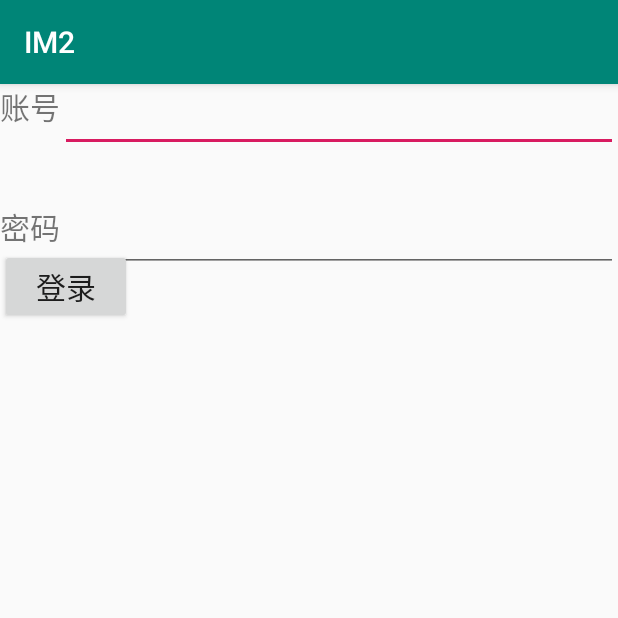
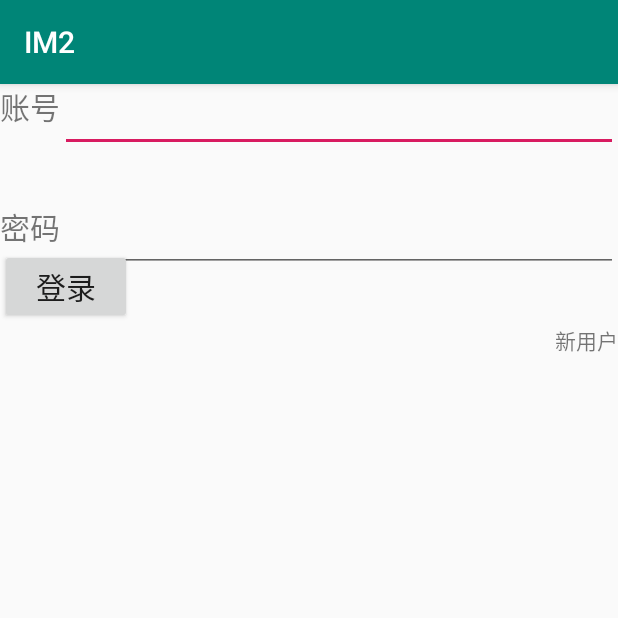
Before and after one commit to fzu221801328/im2, an Android app: the screen it shows after launch (LoginActivity), on a phone screen of 412 x 824 dp, the top half of it. Run offline under Robolectric (Android 15) with nearby library versions, the light colour scheme and no system bars; 3 statements that could not run were skipped.

Commit message:
登陆界面布局补充

```diff
--- a/IM2/app/src/main/java/com/example/im2/app/IMApplication.kt
+++ b/IM2/app/src/main/java/com/example/im2/app/IMApplication.kt
@@ -9,8 +9,7 @@ class IMApplication:Application() {
     override fun onCreate() {
         super.onCreate()
 
-
-//初始化
+//环信sdk初始化
         EMClient.getInstance().init(applicationContext,EMOptions());
 //在做打包混淆时，关闭debug模式，避免消耗不必要的资源
         EMClient.getInstance().setDebugMode(BuildConfig.DEBUG);
--- a/IM2/app/src/main/res/layout/activity_login.xml
+++ b/IM2/app/src/main/res/layout/activity_login.xml
@@ -38,6 +38,8 @@
         android:layout_width="match_parent"
         android:layout_height="wrap_content"
         android:layout_toRightOf="@+id/account_word"
+        android:inputType="text"
+        android:imeOptions="actionNext"
         />
 
     <EditText
@@ -46,6 +48,17 @@
         android:layout_height="wrap_content"
         android:layout_toRightOf="@+id/pwd_word"
         android:layout_below="@+id/account_word"
+        android:inputType="textPassword"
+        android:imeOptions="actionGo"
+        />
+
+    <TextView
+        android:id="@+id/register"
+        android:layout_width="wrap_content"
+        android:layout_height="wrap_content"
+        android:text="新用户"
+        android:layout_alignParentRight="true"
+        android:layout_below="@id/login_button"
         />
 
 
```
